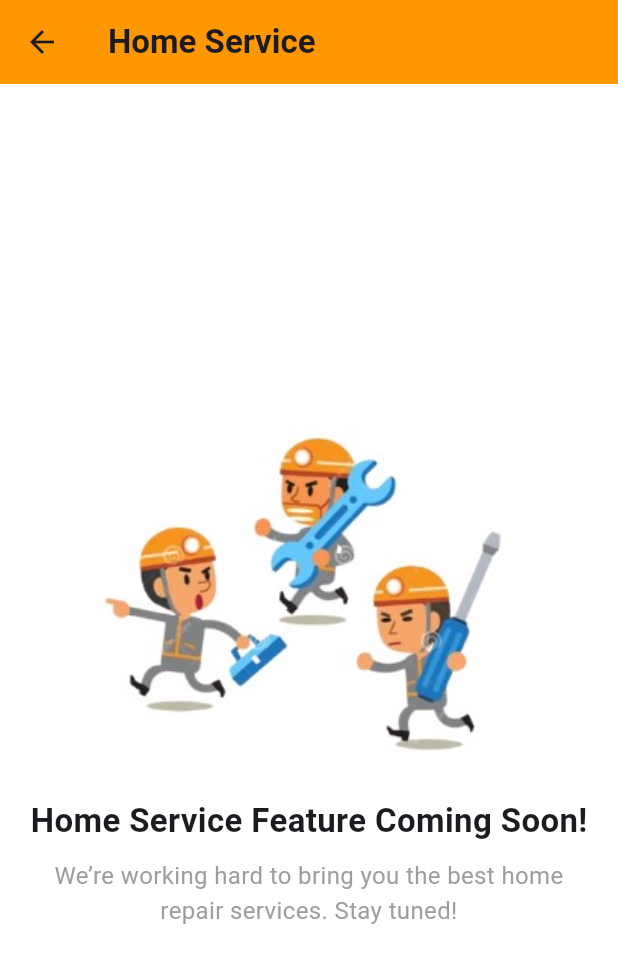
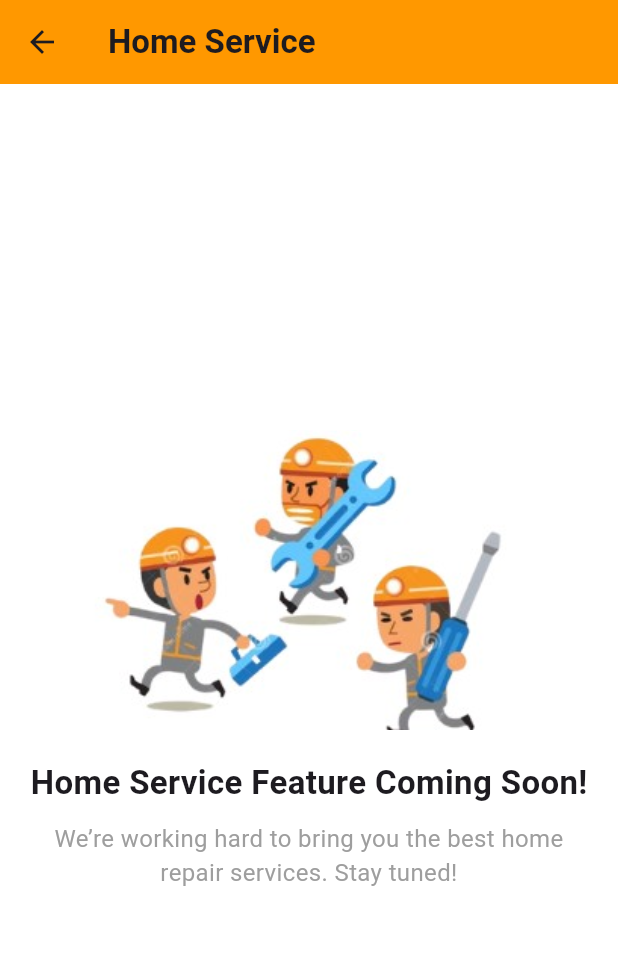
Before and after one commit to ameena-begum1/e-cycle-app, a Flutter app: the HomeServiceScreen screen opened directly, on a phone screen of 412 x 824 dp. Shown: the top 963 px of the screen. Run offline on Flutter 3.47's test engine with Material 3 defaults, Android fonts, the phone set to English and light mode, and no system bars; our stand-ins replace cloud_firestore, firebase_auth, firebase_core, firebase_storage, flutter_dotenv, flutter_map and 12 more; accounts and stored records are empty.

Commit message:
changes in ui background of homeservices and newsstand

```diff
--- a/lib/usersScreens/home_service.dart
+++ b/lib/usersScreens/home_service.dart
@@ -7,7 +7,7 @@ class HomeServiceScreen extends StatelessWidget {
   @override
   Widget build(BuildContext context) {
     return Scaffold(
-      backgroundColor: const Color.fromARGB(86, 255, 255, 255),
+      backgroundColor: Colors.white,
       appBar: AppBar(
         backgroundColor: AppTheme.orangeColor,
         title: const Text("Home Service",style: TextStyle(fontWeight: FontWeight.bold),),
@@ -20,7 +20,7 @@ class HomeServiceScreen extends StatelessWidget {
              Image.asset(
                 'assets/images/home-service.jpg',
                 width: 350,
-                height: 250,
+                height: 200,
                 fit: BoxFit.cover,
               ),
             const SizedBox(height: 20),
--- a/lib/usersScreens/newsstand.dart
+++ b/lib/usersScreens/newsstand.dart
@@ -21,8 +21,8 @@ class Newsroom extends StatelessWidget {
             children: [
               Image.asset(
                 'assets/images/news.jpg',
-                width: 350,
-                height: 250,
+                width: 300,
+                height: 200,
                 fit: BoxFit.cover,
               ),
               const SizedBox(height: 20),
```
Also changed, not shown: 1 other file.
